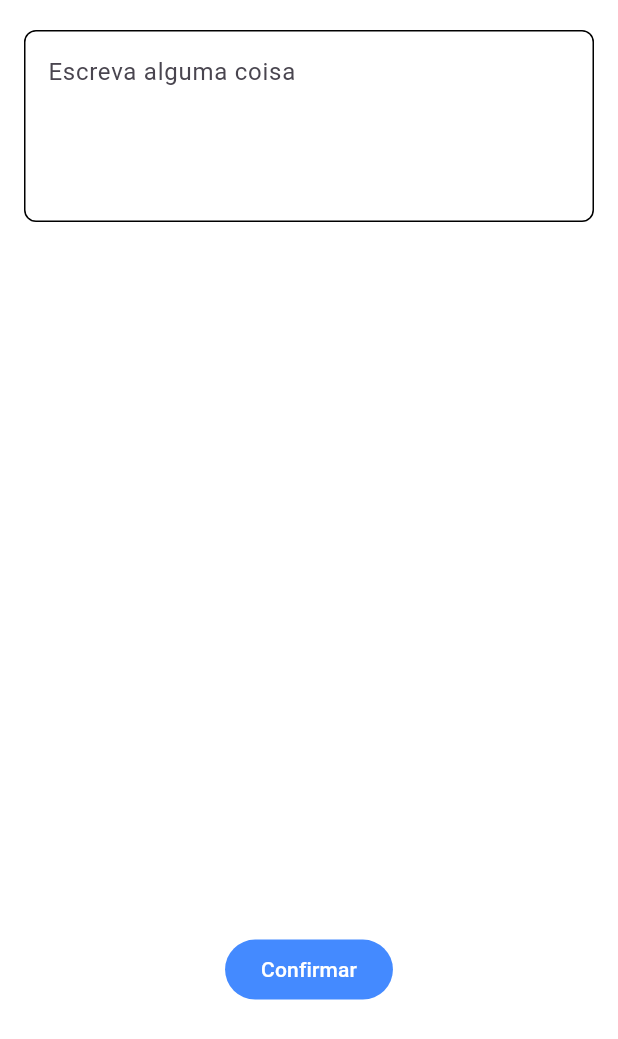
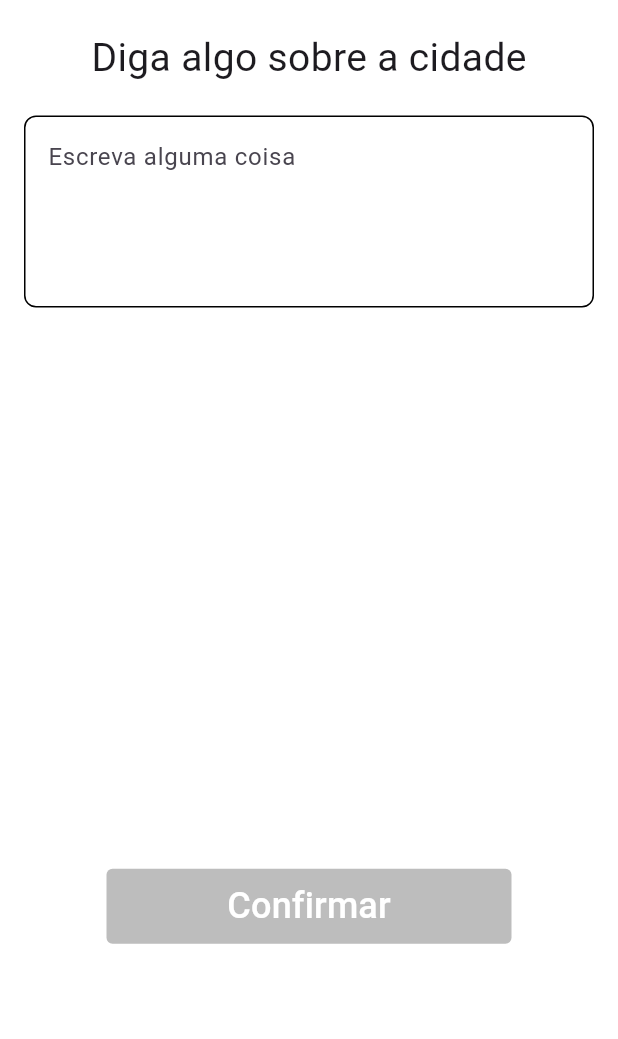
Before and after one commit to SimpleWeather/simple-weather-mobile-app, a Flutter app: the CreateCityInteractionBottomSheet widget shown alone on an empty page, opened directly with empty values, on a phone screen of 412 x 824 dp. Shown: the top 1039 px of the screen. Run offline on Flutter 3.47's test engine with Material 3 defaults, Android fonts, the phone set to English and light mode, and no system bars; our stand-ins replace dartz, equatable, flutter_bloc, flutter_modular, shared_preferences, supabase_flutter; accounts and stored records are empty; network calls fail.

Commit message:
feat: Remoção de cidades do feed do usuário

```diff
--- a/lib/modules/city_feed/presenter/pages/create_city_interaction_bottom_sheet.dart
+++ b/lib/modules/city_feed/presenter/pages/create_city_interaction_bottom_sheet.dart
@@ -24,11 +24,22 @@ class _CreateCityInteractionBottomSheetState
     final size = MediaQuery.sizeOf(context);
 
     return Container(
-      padding: const EdgeInsets.symmetric(horizontal: 16),
-      height: size.height * .85,
+      padding: EdgeInsets.only(
+        left: 16,
+        right: 16,
+        bottom: MediaQuery.viewInsetsOf(context).bottom,
+      ),
+      height: size.height * .8,
       width: size.width,
       child: Column(
         children: [
+          const SizedBox(height: 20),
+          const Text(
+            'Diga algo sobre a cidade',
+            style: TextStyle(
+              fontSize: 26,
+            ),
+          ),
           const SizedBox(height: 20),
           TextFormField(
             controller: controller,
@@ -48,20 +59,42 @@ class _CreateCityInteractionBottomSheetState
             ),
           ),
           const Spacer(),
-          FilledButton(
-            style: const ButtonStyle(
+          ValueListenableBuilder(
+              valueListenable: controller,
+              builder: (context, value, _) {
+                final enabled = value.text.isNotEmpty;
+
+                return SizedBox(
+                  width: 270,
+                  height: 50,
+                  child: FilledButton(
+                    style: ButtonStyle(
+                      shape: WidgetStatePropertyAll(
+                        RoundedRectangleBorder(
+                          borderRadius: BorderRadius.circular(
+                            4,
+                          ),
+                        ),
+                      ),
                       backgroundColor: WidgetStatePropertyAll(
-                Colors.blueAccent,
+                        enabled ? Colors.blueAccent : Colors.grey[400],
                       ),
                     ),
                     onPressed: () {
+                      if (!enabled) return;
+
                       widget.onConfirmTap(controller.text);
                       Navigator.pop(context);
                     },
                     child: const Text(
                       'Confirmar',
+                      style: TextStyle(
+                        fontSize: 24,
                       ),
                     ),
+                  ),
+                );
+              }),
           const SizedBox(height: 30),
         ],
       ),
--- a/lib/modules/home/domain/repositories/user_cities_repository.dart
+++ b/lib/modules/home/domain/repositories/user_cities_repository.dart
@@ -2,4 +2,6 @@ import '../models/user_city.dart';
 
 abstract class UserCitiesRepository {
   Future<UserCityFetch> getUserCities(String userId);
+
+  Future<void> removeUserCity(int cityId);
 }
--- a/lib/modules/home/home_module.dart
+++ b/lib/modules/home/home_module.dart
@@ -11,6 +11,7 @@ import '../city_feed/infra/repositories/city_feed_repository_impl.dart';
 import '../city_feed/presenter/bloc/city_weather/city_feed_bloc.dart';
 import 'domain/repositories/user_cities_repository.dart';
 import 'domain/usecases/get_user_cities.dart';
+import 'domain/usecases/remove_user_city.dart';
 import 'external/datasources/user_cities_datasource_impl.dart';
 import 'external/drivers/weather_driver_impl.dart';
 import 'infra/datasources/user_cities_datasource.dart';
@@ -55,6 +56,9 @@ class HomeModule extends Module {
     i.add<GetCityWeather>(
       GetCityWeatherImpl.new,
     );
+    i.add<RemoveUserCity>(
+      RemoveUserCityImpl.new,
+    );
     i.addLazySingleton<SaveCityToFeed>(
       SaveCityToFeedImpl.new,
     );
--- a/lib/modules/home/infra/datasources/user_cities_datasource.dart
+++ b/lib/modules/home/infra/datasources/user_cities_datasource.dart
@@ -2,4 +2,6 @@ import '../../domain/models/user_city.dart';
 
 abstract class UserCitiesDatasource {
   Future<UserCityFetch> getUserCities(String userId);
+
+  Future<void> removeUserCity(int cityId);
 }
--- a/lib/modules/splash/presenter/pages/splash_page.dart
+++ b/lib/modules/splash/presenter/pages/splash_page.dart
@@ -17,6 +17,7 @@ class _SplashPageState extends State<SplashPage> {
   Widget build(BuildContext context) {
     return Scaffold(
       body: FutureBuilder(
+          initialData: AuthRequired.none,
           future: sessionViewModel.verifyUserSession(),
           builder: (_, snapshot) {
             final value = snapshot.data;
```
Also changed, not shown: lib/modules/city_feed/presenter/pages/city_feed_page.dart (+24 -0 lines), lib/modules/home/domain/usecases/remove_user_city.dart (added, +24 -0 lines), lib/modules/home/external/datasources/user_cities_datasource_impl.dart (+7 -0 lines), lib/modules/home/infra/repository/user_cities_repository_impl.dart (+8 -0 lines), lib/modules/home/presenter/bloc/saved_city_weather/saved_city_weather_bloc.dart (+41 -2 lines), lib/modules/home/presenter/bloc/saved_city_weather/saved_city_weather_event.dart (+9 -3 lines), lib/modules/home/presenter/pages/add_city_to_feed_page.dart (+49 -6 lines), lib/modules/home/presenter/pages/home_page.dart (+18 -4 lines), lib/modules/home/presenter/widgets/city_weather_widget.dart (+9 -0 lines). Lines whose indentation alone changed are shown as unchanged.
